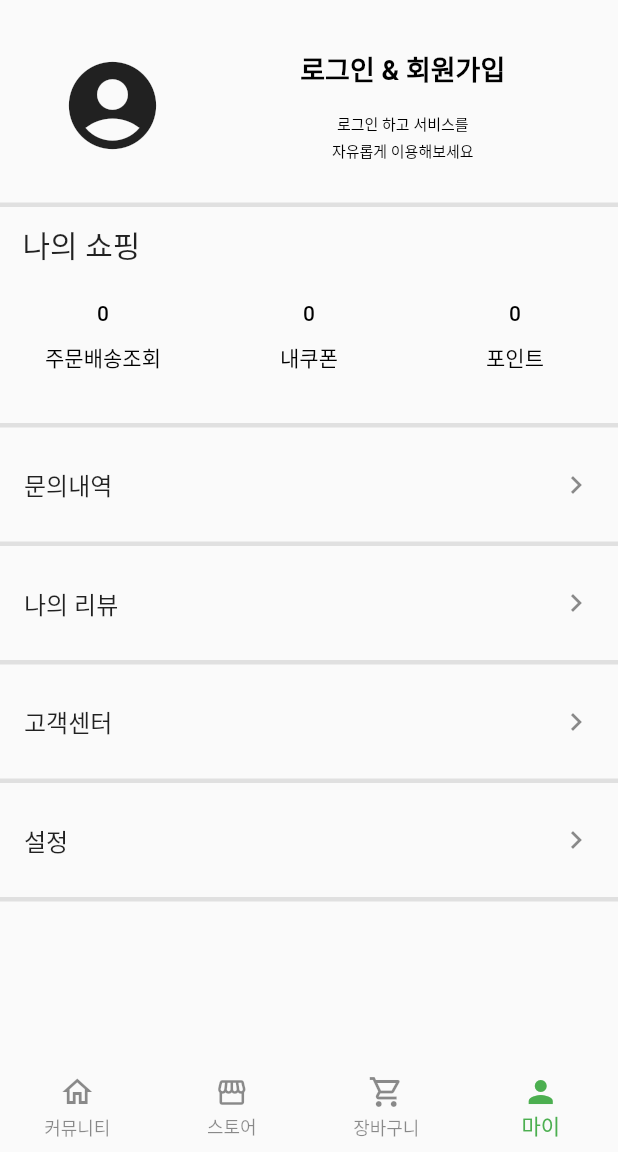
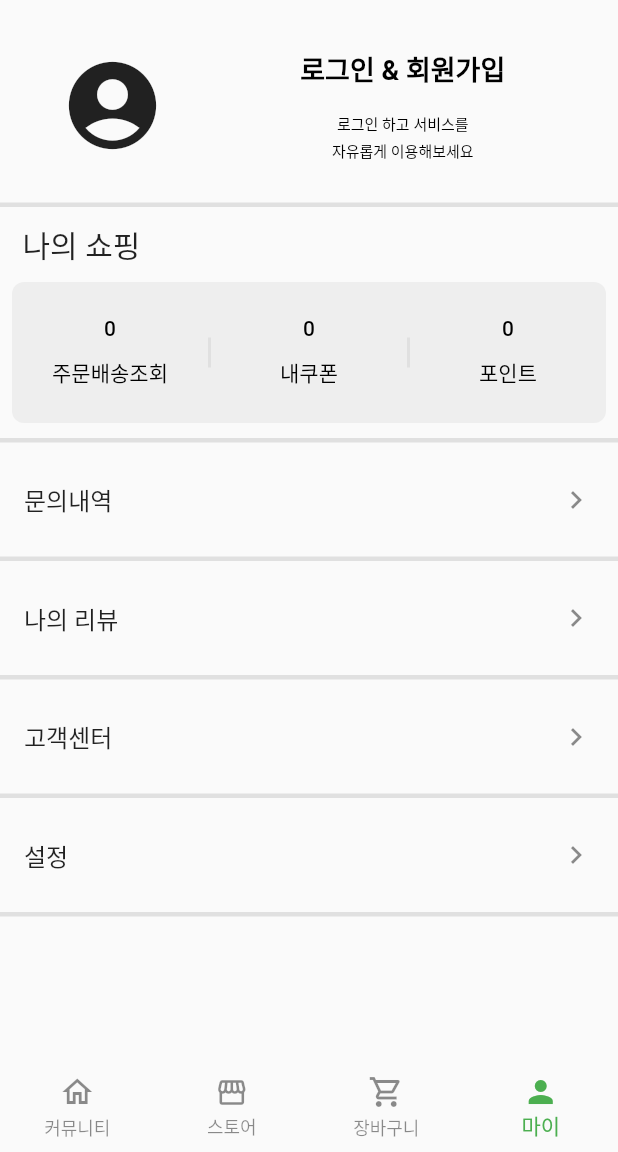
Before and after one commit to hyun0914/flutterfirstapp, a Flutter app: the screen it shows after launch, item 4 of the bottom bar chosen, on a phone screen of 412 x 824 dp, the part 84-1236 px from its top. Run offline on Flutter 3.47's test engine with Material 2 defaults, Android fonts, the phone set to English and light mode, and no system bars; our stand-ins replace connectivity_plus, dotted_border, fluttertoast, image_picker; missing offline and left inert: mailer.

Commit message:
마이페이지, 포인트 화면 코드 수정

```diff
--- a/flutterfirstapp/lib/screen/my_page.dart
+++ b/flutterfirstapp/lib/screen/my_page.dart
@@ -207,121 +207,49 @@ class _MyPageState extends State<MyPage> {
                     Row(
                       children: [
                         Padding(
-                          padding: const EdgeInsets.only(
-                            left: 15,
-                          ),
-                          child: Text(
-                            '나의 쇼핑',
-                            style: TextStyle(
-                              fontSize: 20,
-                            ),
-                          ),
+                          padding: const EdgeInsets.only(left: 15, bottom: 10),
+                          child: Text('나의 쇼핑', style: TextStyle(fontSize: 20,)),
                         ),
                       ],
                     ),
                     Padding(
-                      padding: const EdgeInsets.only(
-                        top: 15,
-                        bottom: 15,
+                      padding: const EdgeInsets.symmetric(horizontal: 8),
+                      child: Container(
+                        decoration: BoxDecoration(
+                          color: Colors.grey.shade200,
+                          borderRadius: BorderRadius.circular(8)
                         ),
+                        padding: const EdgeInsets.only(top: 15, bottom: 15,),
                         child: Row(
                           mainAxisAlignment: MainAxisAlignment.spaceAround,
                           children: [
-                          Expanded(
-                            flex: 1,
-                            child: TextButton(
-                              onPressed: () {
-                                Navigator.push(
+                            myShopping(
                               context,
-                                  MaterialPageRoute(
-                                      builder: (context) =>
-                                          OrderDeliveryLookupPage()),
-                                );
-                              },
-                              style: ButtonStyle(
-                                foregroundColor:
-                                    MaterialStateProperty.resolveWith(
-                                        (Set<MaterialState> states) {
-                                  if (states.contains(MaterialState.pressed)) {
-                                    return Colors.grey;
-                                  }
-                                  return Colors.black;
-                                }),
+                              () => Navigator.push(context, MaterialPageRoute(builder: (_) => OrderDeliveryLookupPage())),
+                              '주문배송조회'
                             ),
-                              child: Column(
-                                children: [
-                                  Text('0'),
-                                  SizedBox(
-                                    height: 11,
+                            Container(
+                              color: Colors.grey.shade300,
+                              width: 2,
+                              height: 20,
                             ),
-                                  Text('주문배송조회'),
+                            myShopping(
+                              context,
+                              () => Navigator.push(context, MaterialPageRoute(builder: (_) => MyCouponPage())),
+                              '내쿠폰'
+                            ),
+                            Container(
+                              color: Colors.grey.shade300,
+                              width: 2,
+                              height: 20,
+                            ),
+                            myShopping(
+                              context,
+                              () => Navigator.push(context, MaterialPageRoute(builder: (_) => MyPointPage())),
+                              '포인트'
+                            ),
                           ],
                         ),
-                            ),
-                          ),
-                          Expanded(
-                            flex: 1,
-                            child: TextButton(
-                              onPressed: () {
-                                Navigator.push(
-                                  context,
-                                  MaterialPageRoute(
-                                      builder: (context) => MyCouponPage()),
-                                );
-                              },
-                              style: ButtonStyle(
-                                foregroundColor:
-                                    MaterialStateProperty.resolveWith(
-                                        (Set<MaterialState> states) {
-                                  if (states.contains(MaterialState.pressed)) {
-                                    return Colors.grey;
-                                  }
-                                  return Colors.black;
-                                }),
-                              ),
-                              child: Column(
-                                children: [
-                                  Text('0'),
-                                  SizedBox(
-                                    height: 11,
-                                  ),
-                                  Text('내쿠폰'),
-                                ],
-                              ),
-                            ),
-                          ),
-                          Expanded(
-                            flex: 1,
-                            child: TextButton(
-                              onPressed: () {
-                                Navigator.push(
-                                  context,
-                                  MaterialPageRoute(
-                                      builder: (context) => MyPointPage()),
-                                );
-                              },
-                              style: ButtonStyle(
-                                foregroundColor:
-                                    MaterialStateProperty.resolveWith(
-                                        (Set<MaterialState> states) {
-                                  if (states.contains(MaterialState.pressed)) {
-                                    return Colors.grey;
-                                  }
-                                  return Colors.black;
-                                }),
-                              ),
-                              child: Column(
-                                children: [
-                                  Text('0'),
-                                  SizedBox(
-                                    height: 11,
-                                  ),
-                                  Text('포인트'),
-                                ],
-                              ),
-                            ),
-                          ),
-                        ],
                       ),
                     ),
                     Padding(
@@ -353,6 +281,32 @@ class _MyPageState extends State<MyPage> {
   }
 }
 
+Widget myShopping(BuildContext context, VoidCallback onPressed, String text) {
+  return Expanded(
+    flex: 1,
+    child: TextButton(
+      onPressed: onPressed,
+      style: ButtonStyle(
+        foregroundColor:
+        MaterialStateProperty.resolveWith(
+                (Set<MaterialState> states) {
+              if (states.contains(MaterialState.pressed)) {
+                return Colors.grey;
+              }
+              return Colors.black;
+            }),
+      ),
+      child: Column(
+        children: [
+          Text('0'),
+          SizedBox(height: 11,),
+          Text(text),
+        ],
+      ),
+    ),
+  );
+}
+
 Widget listTileForm(String ltText, VoidCallback callback){
   return Column(
     children: [
```
Also changed, not shown: flutterfirstapp/lib/screen/mypage/point/my_point_page.dart (+40 -27 lines), flutterfirstapp/pubspec.lock. Lines whose indentation alone changed are shown as unchanged.
